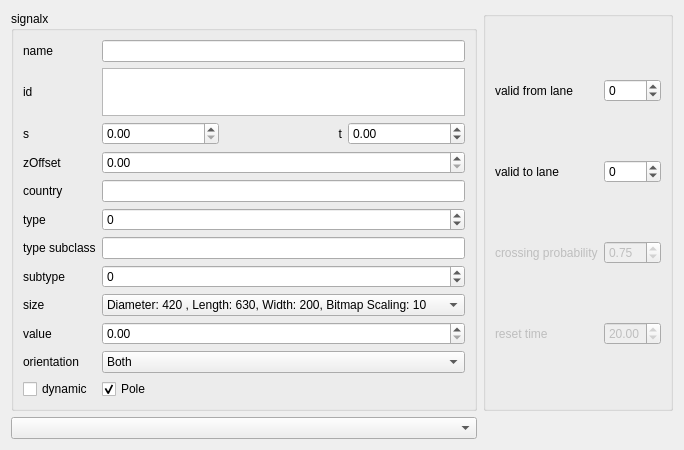
Above: src/OpenCOVER/DrivingSim/oddlot/src/settings/widgets/signalsettings.ui from hlrs-vis/covise before the change. Below: the same form after it.
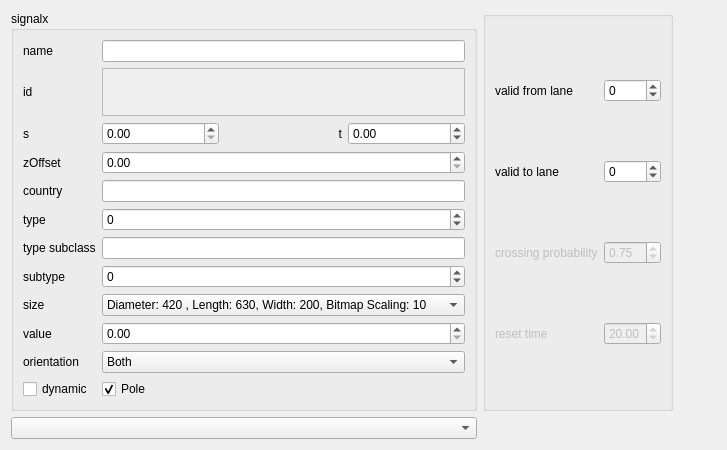
That is the form after the change.

Diff of the .ui file:
```diff
--- a/src/OpenCOVER/DrivingSim/oddlot/src/settings/widgets/signalsettings.ui
+++ b/src/OpenCOVER/DrivingSim/oddlot/src/settings/widgets/signalsettings.ui
@@ -6,7 +6,7 @@
    <rect>
     <x>0</x>
     <y>0</y>
-    <width>641</width>
+    <width>727</width>
     <height>450</height>
    </rect>
   </property>
@@ -23,7 +23,7 @@
       <item row="1" column="2">
        <widget class="QTextEdit" name="idBox">
         <property name="enabled">
-         <bool>true</bool>
+         <bool>false</bool>
         </property>
         <property name="sizePolicy">
          <sizepolicy hsizetype="Expanding" vsizetype="Ignored">
```
